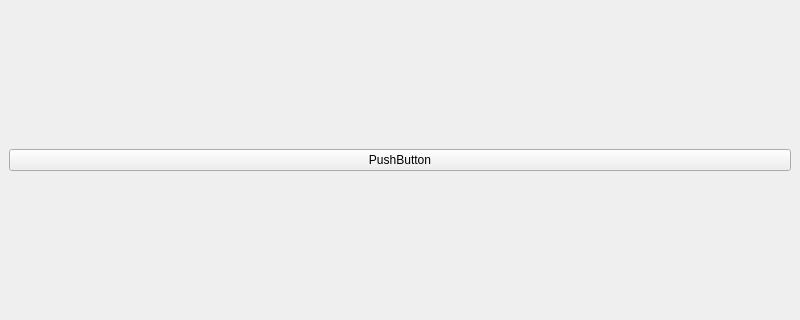
Qt form mainwindow.ui (Laefye/labs.oop.lab04) before a commit; both pictures show x 0 to 800 and y 129 to 449 of the 800 by 600 pixel window.
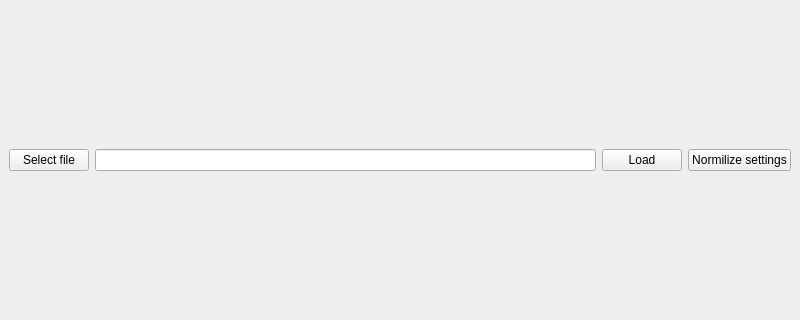
The same form after that commit.

What changed in the file:
```diff
--- a/mainwindow.ui
+++ b/mainwindow.ui
@@ -15,10 +15,27 @@
   </property>
   <widget class="QWidget" name="centralwidget">
    <layout class="QGridLayout" name="gridLayout">
+    <item row="0" column="1">
+     <widget class="QLineEdit" name="filename"/>
+    </item>
+    <item row="0" column="2">
+     <widget class="QPushButton" name="load">
+      <property name="text">
+       <string>Load</string>
+      </property>
+     </widget>
+    </item>
     <item row="0" column="0">
      <widget class="QPushButton" name="pushButton">
       <property name="text">
-       <string>PushButton</string>
+       <string>Select file</string>
+      </property>
+     </widget>
+    </item>
+    <item row="0" column="3">
+     <widget class="QPushButton" name="normilize">
+      <property name="text">
+       <string>Normilize settings</string>
       </property>
      </widget>
     </item>
```
Left out of the diff: 2 changed lines with no effect on the pictures.
